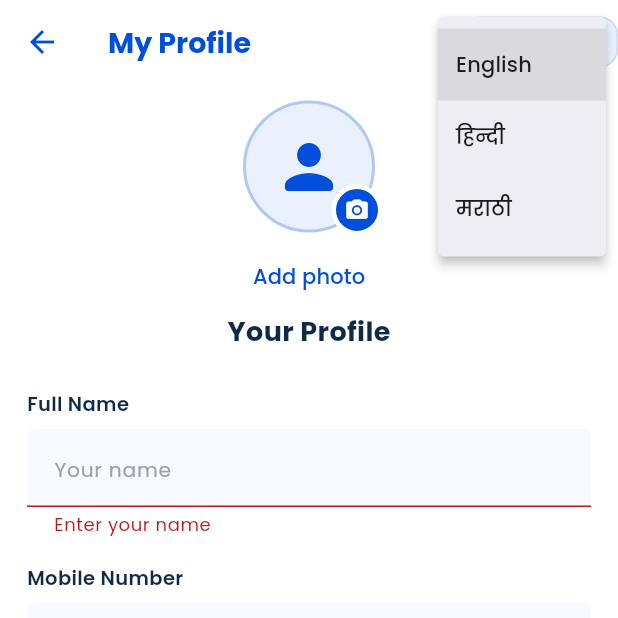
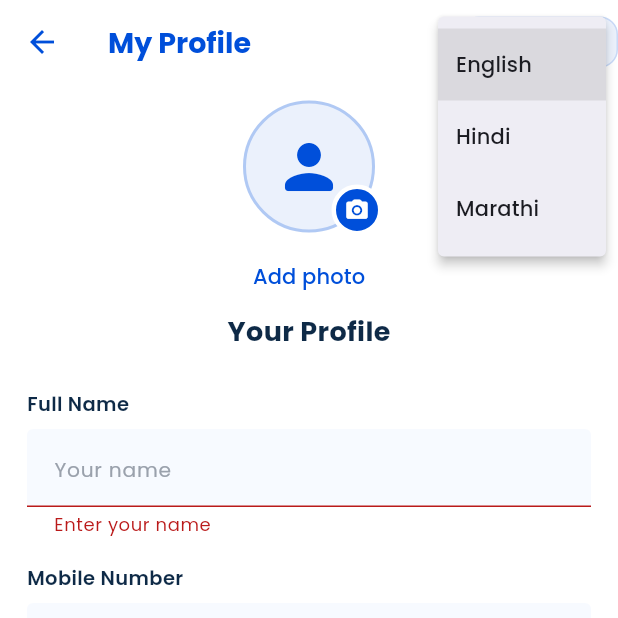
Before and after one commit to sandeepsharma-z/Thakathok-water-plant-app, a Flutter app: the ProfileScreen screen opened directly, after a tap on "SAVE CHANGES", after a tap on "English", on a phone screen of 412 x 824 dp, the top half of it. Run offline on Flutter 3.47's test engine with Material 3 defaults, Android fonts, the phone set to English and light mode, and no system bars; our stand-ins replace google_fonts, image_cropper, image_picker, shared_preferences, supabase_flutter; missing offline and left inert: razorpay_flutter; accounts and stored records are empty; network calls fail; statements that could not run were skipped.

Commit message:
Complete customer app language switching

```diff
--- a/customer-app/lib/screens/my_bookings_screen.dart
+++ b/customer-app/lib/screens/my_bookings_screen.dart
@@ -107,7 +107,7 @@ class _MyBookingsScreenState extends State<MyBookingsScreen> {
             padding: const EdgeInsets.fromLTRB(18, 0, 18, 8),
             child: Align(
               alignment: Alignment.centerLeft,
-              child: Text(_error!,
+              child: Text(tr(_error!),
                   style: const TextStyle(
                       color: Color(0xFFE23D3D),
                       fontSize: 12,
--- a/customer-app/lib/screens/wallet_screen.dart
+++ b/customer-app/lib/screens/wallet_screen.dart
@@ -323,7 +323,7 @@ class _WalletScreenState extends State<WalletScreen> {
                         if (_error != null) ...[
                           const SizedBox(height: 10),
                           Text(
-                            _error!,
+                            tr(_error!),
                             style: const TextStyle(
                               color: Color(0xFFD32020),
                               fontSize: 12,
--- a/customer-app/lib/services/language_service.dart
+++ b/customer-app/lib/services/language_service.dart
@@ -40,15 +40,20 @@ class LanguageService extends ChangeNotifier {
   }
 
   String tr(String english) {
-    if (language == AppLanguage.english) return english;
+    // A few widgets and admin-controlled values can survive a route rebuild
+    // with text that was translated by the previously selected language.
+    // Resolve it back to the canonical English key first so switching
+    // Hindi -> English or Marathi -> Hindi never leaves mixed-language text.
+    final canonicalEnglish = _canonicalEnglish(english);
+    if (language == AppLanguage.english) return canonicalEnglish;
     final values = language == AppLanguage.hindi ? _hindi : _marathi;
-    final direct = values[english];
+    final direct = values[canonicalEnglish];
     if (direct != null) return direct;
 
     // Admin-controlled home text may contain emoji, different punctuation,
     // spacing or a small wording variation. Resolve those values to the same
     // translation without changing the English value stored in the database.
-    final normalized = _normalize(english);
+    final normalized = _normalize(canonicalEnglish);
     final canonical = switch (normalized) {
       'stay hydrated stay healthy' => 'Stay Hydrated, Stay Healthy',
       'custom need' ||
@@ -69,7 +74,17 @@ class LanguageService extends ChangeNotifier {
     for (final entry in values.entries) {
       if (_normalize(entry.key) == normalized) return entry.value;
     }
-    return english;
+    return canonicalEnglish;
+  }
+
+  static String _canonicalEnglish(String value) {
+    for (final entry in _hindi.entries) {
+      if (entry.value == value) return entry.key;
+    }
+    for (final entry in _marathi.entries) {
+      if (entry.value == value) return entry.key;
+    }
+    return value;
   }
 
   static String _normalize(String value) => value
@@ -311,6 +326,86 @@ class LanguageService extends ChangeNotifier {
     'Any event requiring a personalised water quantity':
         'कोई भी कार्यक्रम जिसमें अपनी मात्रा के अनुसार पानी चाहिए',
     'Logout': 'लॉग आउट',
+    'Menu': 'मेन्यू',
+    'new': 'नई',
+    "You're all caught up": 'आपने सभी सूचनाएँ देख ली हैं',
+    'Remove notification': 'सूचना हटाएँ',
+    'This delivery village is no longer available.':
+        'यह डिलीवरी गाँव अब उपलब्ध नहीं है।',
+    'New order unavailable': 'नया ऑर्डर उपलब्ध नहीं है',
+    'OK': 'ठीक है',
+    'coming soon': 'जल्द उपलब्ध होगा',
+    'Could not load notifications.': 'सूचनाएँ लोड नहीं हो सकीं।',
+    'Pay from wallet?': 'वॉलेट से भुगतान करें?',
+    'CANCEL': 'रद्द करें',
+    'PAY & CONFIRM': 'भुगतान करें और पुष्टि करें',
+    'to': 'को',
+    'Crop profile photo': 'प्रोफ़ाइल फ़ोटो क्रॉप करें',
+    'Remove profile photo?': 'प्रोफ़ाइल फ़ोटो हटाएँ?',
+    'The default profile icon will be shown instead.':
+        'इसके स्थान पर डिफ़ॉल्ट प्रोफ़ाइल आइकन दिखाया जाएगा।',
+    'REMOVE': 'हटाएँ',
+    'Your ordering is temporarily on hold. Please contact Mahalakshmi Water Plant on 8080739807 to clear dues.':
+        'आपका ऑर्डर अस्थायी रूप से रोका गया है। बकाया चुकाने के लिए महालक्ष्मी वॉटर प्लांट से 8080739807 पर संपर्क करें।',
+    'Incomplete secure payment response. Please contact support.':
+        'सुरक्षित भुगतान की जानकारी अधूरी है। सहायता से संपर्क करें।',
+    'Secure payment could not be completed. Please try again.':
+        'सुरक्षित भुगतान पूरा नहीं हो सका। कृपया दोबारा प्रयास करें।',
+    'Payment cancelled.': 'भुगतान रद्द किया गया।',
+    'Payment failed. Please try again or choose Cash.':
+        'भुगतान विफल रहा। दोबारा प्रयास करें या नकद चुनें।',
+    'Payment failed. No money was added.':
+        'भुगतान विफल रहा। कोई राशि नहीं जोड़ी गई।',
+    'Insufficient wallet balance. Add ₹{amount} more.':
+        'वॉलेट में पर्याप्त बैलेंस नहीं है। ₹{amount} और जोड़ें।',
+    '₹{amount} will be deducted from your wallet to confirm this booking.':
+        'इस बुकिंग की पुष्टि के लिए आपके वॉलेट से ₹{amount} काटे जाएँगे।',
+    'Please login again to use your wallet.':
+        'वॉलेट उपयोग करने के लिए दोबारा लॉगिन करें।',
+    'Could not load wallet.': 'वॉलेट लोड नहीं हो सका।',
+    'Something went wrong. Try again.': 'कुछ गलत हुआ। दोबारा प्रयास करें।',
+    'Welcome to ThakaThok 💧': 'ठकाठोक में आपका स्वागत है 💧',
+    'How booking works': 'बुकिंग कैसे काम करती है',
+    'Free delivery in Kasara Balkunda': 'कसारा बालकुंडा में मुफ्त डिलीवरी',
+    'Book bulk water for your weddings & events in just a few taps.':
+        'कुछ ही टैप में शादी और कार्यक्रमों के लिए पानी बुक करें।',
+    'Pay a 30% advance to confirm your date. The balance is cash on delivery.':
+        'तारीख की पुष्टि के लिए 30% अग्रिम दें। शेष राशि डिलीवरी पर नकद दें।',
+    'A delivery charge applies only on orders under 25 cans in other villages.':
+        'अन्य गाँवों में केवल 25 कैन से कम के ऑर्डर पर डिलीवरी शुल्क लगता है।',
+    'Only slots after the minimum notice are shown.':
+        'न्यूनतम सूचना समय के बाद उपलब्ध स्लॉट ही दिखाए गए हैं।',
+    'Time means the required delivery time.':
+        'समय का अर्थ आवश्यक डिलीवरी समय है।',
+    'Choose a later delivery time that meets the minimum notice.':
+        'न्यूनतम सूचना अवधि पूरी करने वाला बाद का डिलीवरी समय चुनें।',
+    'This date is fully booked. Please choose another date.':
+        'यह तारीख पूरी तरह बुक है। कृपया दूसरी तारीख चुनें।',
+    'Only {count} cans are available on this date.':
+        'इस तारीख को केवल {count} कैन उपलब्ध हैं।',
+    'Enter a valid number of cans': 'कैन की सही संख्या दर्ज करें',
+    'Enter a valid 10-digit number': 'सही 10 अंकों का नंबर दर्ज करें',
+    'Please enter an address or hall name': 'कृपया पता या हॉल का नाम दर्ज करें',
+    '{plant} staff will call you in 5 mins.':
+        '{plant} का स्टाफ आपको 5 मिनट में कॉल करेगा।',
+    'We received your request. {plant} will confirm once the cash advance is paid.':
+        'आपका अनुरोध मिल गया है। नकद अग्रिम मिलने के बाद {plant} पुष्टि करेगा।',
+    'Please sign in again to view your bookings.':
+        'अपनी बुकिंग देखने के लिए दोबारा लॉगिन करें।',
+    'Could not load bookings. Try again.':
+        'बुकिंग लोड नहीं हो सकीं। दोबारा प्रयास करें।',
+    'Profile photo updated.': 'प्रोफ़ाइल फ़ोटो अपडेट हो गई।',
+    'Profile photo replaced.': 'प्रोफ़ाइल फ़ोटो बदल दी गई।',
+    'Could not upload photo. Current photo was kept.':
+        'फ़ोटो अपलोड नहीं हुई। वर्तमान फ़ोटो सुरक्षित रखी गई।',
+    'Profile photo removed.': 'प्रोफ़ाइल फ़ोटो हटा दी गई।',
+    'Could not remove photo. Please try again.':
+        'फ़ोटो हटाई नहीं जा सकी। दोबारा प्रयास करें।',
+    'Enter 10 digits': '10 अंक दर्ज करें',
+    'Enter an amount between ₹10 and ₹1,00,000.':
+        '₹10 से ₹1,00,000 के बीच राशि दर्ज करें।',
+    'Incomplete payment response. Contact support.':
+        'भुगतान की जानकारी अधूरी है। सहायता से संपर्क करें।',
   };
 
   static const Map<String, String> _marathi = {
@@ -545,6 +640,85 @@ class LanguageService extends ChangeNotifier {
     'Any event requiring a personalised water quantity':
         'स्वतःच्या गरजेनुसार पाण्याची संख्या लागणारा कोणताही कार्यक्रम',
     'Logout': 'लॉग आउट',
+    'Menu': 'मेनू',
+    'new': 'नवीन',
+    "You're all caught up": 'तुम्ही सर्व सूचना पाहिल्या आहेत',
+    'Remove notification': 'सूचना काढा',
+    'This delivery village is no longer available.':
+        'हे वितरण गाव आता उपलब्ध नाही.',
+    'New order unavailable': 'नवीन ऑर्डर उपलब्ध नाही',
+    'OK': 'ठीक आहे',
+    'coming soon': 'लवकरच उपलब्ध होईल',
+    'Could not load notifications.': 'सूचना लोड करता आल्या नाहीत.',
+    'Pay from wallet?': 'वॉलेटमधून पैसे भरायचे?',
+    'CANCEL': 'रद्द करा',
+    'PAY & CONFIRM': 'पैसे भरा आणि निश्चित करा',
+    'to': 'यांना',
+    'Crop profile photo': 'प्रोफाइल फोटो क्रॉप करा',
+    'Remove profile photo?': 'प्रोफाइल फोटो काढायचा?',
+    'The default profile icon will be shown instead.':
+        'त्याऐवजी डीफॉल्ट प्रोफाइल चिन्ह दाखवले जाईल.',
+    'REMOVE': 'काढा',
+    'Your ordering is temporarily on hold. Please contact Mahalakshmi Water Plant on 8080739807 to clear dues.':
+        'तुमची ऑर्डर तात्पुरती थांबवली आहे. थकबाकी भरण्यासाठी महालक्ष्मी वॉटर प्लांटशी 8080739807 वर संपर्क करा.',
+    'Incomplete secure payment response. Please contact support.':
+        'सुरक्षित पेमेंटची माहिती अपूर्ण आहे. मदतीसाठी संपर्क करा.',
+    'Secure payment could not be completed. Please try again.':
+        'सुरक्षित पेमेंट पूर्ण झाले नाही. कृपया पुन्हा प्रयत्न करा.',
+    'Payment cancelled.': 'पेमेंट रद्द केले.',
+    'Payment failed. Please try again or choose Cash.':
+        'पेमेंट अयशस्वी झाले. पुन्हा प्रयत्न करा किंवा रोख निवडा.',
+    'Payment failed. No money was added.':
+        'पेमेंट अयशस्वी झाले. कोणतीही रक्कम जोडली नाही.',
+    'Insufficient wallet balance. Add ₹{amount} more.':
+        'वॉलेटमध्ये पुरेशी शिल्लक नाही. आणखी ₹{amount} जोडा.',
+    '₹{amount} will be deducted from your wallet to confirm this booking.':
+        'ही बुकिंग निश्चित करण्यासाठी तुमच्या वॉलेटमधून ₹{amount} वजा होतील.',
+    'Please login again to use your wallet.':
+        'वॉलेट वापरण्यासाठी पुन्हा लॉगिन करा.',
+    'Could not load wallet.': 'वॉलेट लोड करता आले नाही.',
+    'Something went wrong. Try again.': 'काहीतरी चुकले. पुन्हा प्रयत्न करा.',
+    'Welcome to ThakaThok 💧': 'ठकाठोकमध्ये स्वागत आहे 💧',
+    'How booking works': 'बुकिंग कशी चालते',
+    'Free delivery in Kasara Balkunda': 'कसारा बालकुंडा येथे मोफत वितरण',
+    'Book bulk water for your weddings & events in just a few taps.':
+        'काही टॅपमध्ये लग्न व कार्यक्रमांसाठी पाणी बुक करा.',
+    'Pay a 30% advance to confirm your date. The balance is cash on delivery.':
+        'तारीख निश्चित करण्यासाठी 30% आगाऊ भरा. उर्वरित रक्कम वितरणावेळी रोख द्या.',
+    'A delivery charge applies only on orders under 25 cans in other villages.':
+        'इतर गावांत फक्त 25 कॅनपेक्षा कमी ऑर्डरवर वितरण शुल्क लागते.',
+    'Only slots after the minimum notice are shown.':
+        'किमान सूचना कालावधीनंतरचे उपलब्ध स्लॉटच दाखवले आहेत.',
+    'Time means the required delivery time.': 'वेळ म्हणजे आवश्यक वितरणाची वेळ.',
+    'Choose a later delivery time that meets the minimum notice.':
+        'किमान सूचना कालावधी पूर्ण करणारी पुढची वितरण वेळ निवडा.',
+    'This date is fully booked. Please choose another date.':
+        'ही तारीख पूर्णपणे बुक आहे. कृपया दुसरी तारीख निवडा.',
+    'Only {count} cans are available on this date.':
+        'या तारखेला फक्त {count} कॅन उपलब्ध आहेत.',
+    'Enter a valid number of cans': 'कॅनची योग्य संख्या टाका',
+    'Enter a valid 10-digit number': 'योग्य 10 अंकी नंबर टाका',
+    'Please enter an address or hall name': 'कृपया पत्ता किंवा हॉलचे नाव टाका',
+    '{plant} staff will call you in 5 mins.':
+        '{plant} चे कर्मचारी तुम्हाला 5 मिनिटांत कॉल करतील.',
+    'We received your request. {plant} will confirm once the cash advance is paid.':
+        'तुमची विनंती मिळाली आहे. रोख आगाऊ रक्कम मिळाल्यावर {plant} पुष्टी करेल.',
+    'Please sign in again to view your bookings.':
+        'बुकिंग पाहण्यासाठी पुन्हा लॉगिन करा.',
+    'Could not load bookings. Try again.':
+        'बुकिंग लोड करता आल्या नाहीत. पुन्हा प्रयत्न करा.',
+    'Profile photo updated.': 'प्रोफाइल फोटो अपडेट झाला.',
+    'Profile photo replaced.': 'प्रोफाइल फोटो बदलला.',
+    'Could not upload photo. Current photo was kept.':
+        'फोटो अपलोड झाला नाही. सध्याचा फोटो ठेवला आहे.',
+    'Profile photo removed.': 'प्रोफाइल फोटो काढला.',
+    'Could not remove photo. Please try again.':
+        'फोटो काढता आला नाही. पुन्हा प्रयत्न करा.',
+    'Enter 10 digits': '10 अंक टाका',
+    'Enter an amount between ₹10 and ₹1,00,000.':
+        '₹10 ते ₹1,00,000 दरम्यान रक्कम टाका.',
+    'Incomplete payment response. Contact support.':
+        'पेमेंटची माहिती अपूर्ण आहे. मदतीसाठी संपर्क करा.',
   };
 }
 
--- a/customer-app/lib/widgets/language_selector.dart
+++ b/customer-app/lib/widgets/language_selector.dart
@@ -3,10 +3,31 @@ import 'package:flutter/material.dart';
 import '../services/language_service.dart';
 import '../theme/app_colors.dart';
 
-class LanguageSelector extends StatelessWidget {
+class LanguageSelector extends StatefulWidget {
   const LanguageSelector({super.key, this.compact = false});
 
   final bool compact;
+
+  @override
+  State<LanguageSelector> createState() => _LanguageSelectorState();
+}
+
+class _LanguageSelectorState extends State<LanguageSelector> {
+  @override
+  void initState() {
+    super.initState();
+    LanguageService.instance.addListener(_refresh);
+  }
+
+  void _refresh() {
+    if (mounted) setState(() {});
+  }
+
+  @override
+  void dispose() {
+    LanguageService.instance.removeListener(_refresh);
+    super.dispose();
+  }
 
   @override
   Widget build(BuildContext context) {
@@ -15,15 +36,15 @@ class LanguageSelector extends StatelessWidget {
       tooltip: tr('Language'),
       initialValue: service.language,
       onSelected: service.setLanguage,
-      itemBuilder: (_) => const [
-        PopupMenuItem(value: AppLanguage.english, child: Text('English')),
-        PopupMenuItem(value: AppLanguage.hindi, child: Text('हिन्दी')),
-        PopupMenuItem(value: AppLanguage.marathi, child: Text('मराठी')),
+      itemBuilder: (_) => [
+        PopupMenuItem(value: AppLanguage.english, child: Text(tr('English'))),
+        PopupMenuItem(value: AppLanguage.hindi, child: Text(tr('Hindi'))),
+        PopupMenuItem(value: AppLanguage.marathi, child: Text(tr('Marathi'))),
       ],
       child: Container(
         padding: EdgeInsets.symmetric(
-          horizontal: compact ? 9 : 12,
-          vertical: compact ? 7 : 9,
+          horizontal: widget.compact ? 9 : 12,
+          vertical: widget.compact ? 7 : 9,
         ),
         decoration: BoxDecoration(
           color: AppColors.tint,
@@ -34,14 +55,14 @@ class LanguageSelector extends StatelessWidget {
           mainAxisSize: MainAxisSize.min,
           children: [
             Icon(Icons.language_rounded,
-                size: compact ? 18 : 20, color: AppColors.liveBrand),
+                size: widget.compact ? 18 : 20, color: AppColors.liveBrand),
             const SizedBox(width: 6),
             Text(
               service.languageName,
               style: TextStyle(
                 color: AppColors.liveBrand,
                 fontWeight: FontWeight.w600,
-                fontSize: compact ? 11 : 12,
+                fontSize: widget.compact ? 11 : 12,
               ),
             ),
             const SizedBox(width: 2),
```
Also changed, not shown: customer-app/lib/screens/booking_confirmed_screen.dart (+4 -3 lines), customer-app/lib/screens/bulk_order_form_screen.dart (+24 -23 lines), customer-app/lib/screens/home_screen.dart (+8 -8 lines), customer-app/lib/screens/notifications_screen.dart (+12 -6 lines), customer-app/lib/screens/payment_screen.dart (+25 -19 lines), customer-app/lib/screens/product_search_screen.dart (+11 -0 lines), customer-app/lib/screens/profile_screen.dart (+9 -9 lines), 1 other file.
